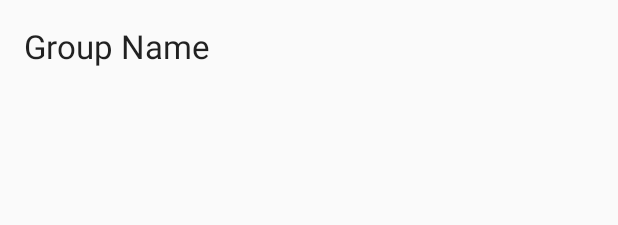
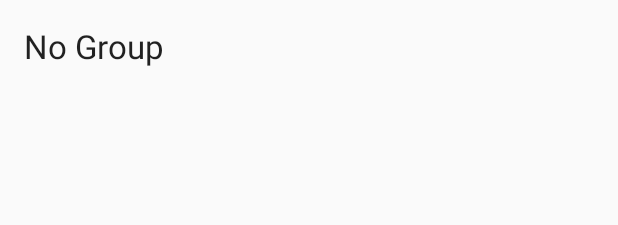
Before and after one commit to teamlasso/projectLasso, an Android app: the layout contacts_main.xml on its own in the app's theme, with its tools: preview values and no code run, on a phone screen of 412 x 824 dp. Shown: the top 225 px of the screen. Run offline under Robolectric (Android 15) with nearby library versions, the light colour scheme and no system bars; network calls fail.

Commit message:
Contacts

```diff
--- a/app/src/main/java/am/tabfragment/TYContactsActivity.java
+++ b/app/src/main/java/am/tabfragment/TYContactsActivity.java
@@ -239,6 +239,7 @@ public class TYContactsActivity extends Activity {
                 resultArray = result.getJSONArray("users");
                 if(result.getInt("success") == 1) {
                     group = true;
+
                     for (int i = 0; i < resultArray.length(); i++) {
                         JSONObject temp = resultArray.getJSONObject(i);
                         TYUser user = new TYUser(temp.getString("name"), R.mipmap.face1, temp.getString("email"), temp.getString("phonenumber"), temp.getString("username"), temp.getInt("groupID"));
--- a/app/src/main/res/layout/contacts_main.xml
+++ b/app/src/main/res/layout/contacts_main.xml
@@ -25,7 +25,7 @@
         android:layout_height="wrap_content"
         android:textAppearance="?android:attr/textAppearanceLarge"
         android:id="@+id/textView4"
-        android:text="Group Name" />
+        android:text="No Group" />
 
     <ListView
         android:layout_width="fill_parent"
```
Also changed, not shown: app/src/main/java/am/tabfragment/Tab3.java (+8 -0 lines), 3 other files.
